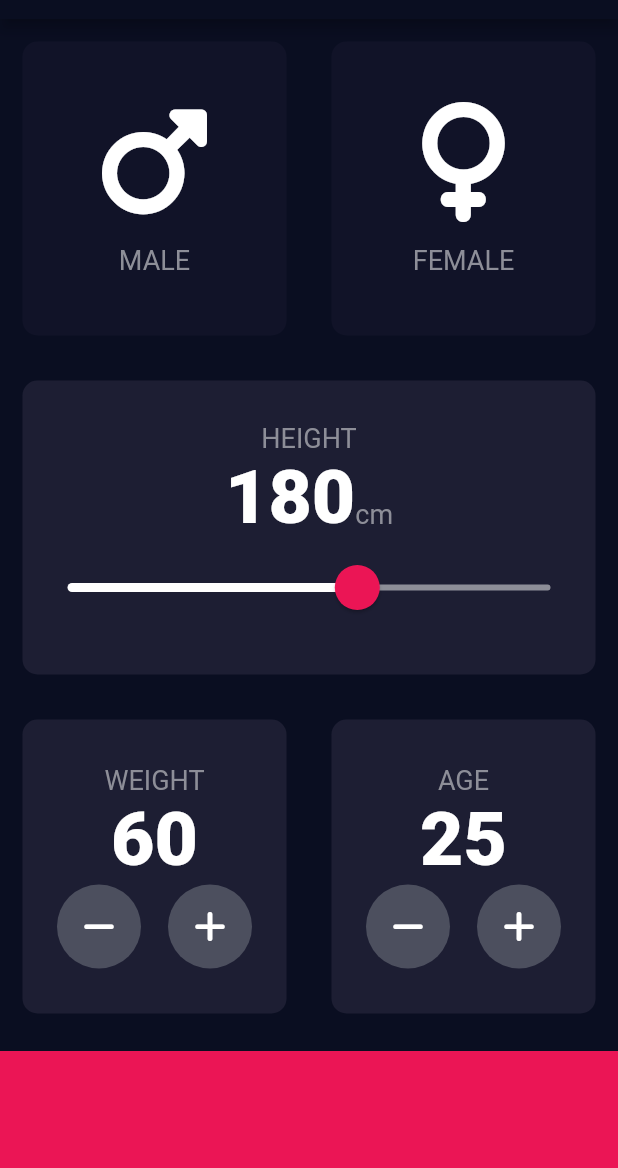
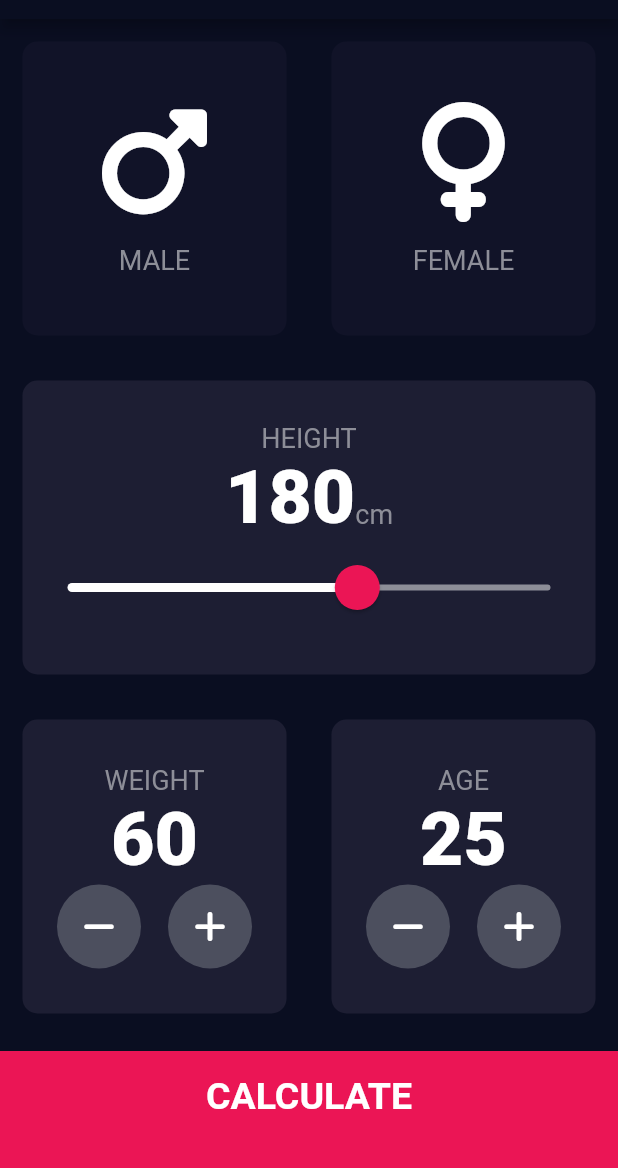
Before and after one commit to gregng14/bmi_calculator_flutter, a Flutter app: the screen it shows after launch, on a phone screen of 412 x 824 dp, the part 65-1233 px from its top. Run offline on Flutter 3.47's test engine with Material 2 defaults, Android fonts, the phone set to English and light mode, and no system bars; our stand-ins replace font_awesome_flutter.

Commit message:
Complete module

```diff
--- /dev/null
+++ b/lib/components/bottom_button.dart
@@ -0,0 +1,29 @@
+import 'package:flutter/material.dart';
+import 'package:bmi_calculator_flutter/constants.dart';
+
+class BottomButton extends StatelessWidget {
+  BottomButton({required this.onTap, required this.buttonTitle});
+
+  final VoidCallback onTap;
+  final String buttonTitle;
+
+  @override
+  Widget build(BuildContext context) {
+    return GestureDetector(
+      onTap: onTap,
+      child: Container(
+        child: Center(
+          child: Text(
+            buttonTitle,
+            style: kLargButtonTextStyle,
+          ),
+        ),
+        color: kBottomContainerColor,
+        margin: EdgeInsets.only(top: 10),
+        padding: EdgeInsets.only(bottom: 20),
+        width: double.infinity,
+        height: kBottomContainerHeight,
+      ),
+    );
+  }
+}
--- /dev/null
+++ b/lib/components/round_icon_button.dart
@@ -0,0 +1,22 @@
+import 'package:flutter/material.dart';
+
+class RoundIconButton extends StatelessWidget {
+  const RoundIconButton({Key? key, required this.icon, required this.onPressed})
+      : super(key: key);
+
+  final IconData icon;
+  final VoidCallback onPressed;
+
+  @override
+  Widget build(BuildContext context) {
+    return ElevatedButton(
+      onPressed: onPressed,
+      child: Icon(icon),
+      style: ElevatedButton.styleFrom(
+          elevation: 0,
+          primary: Color(0xff4c4f5e),
+          shape: CircleBorder(),
+          fixedSize: Size(56, 56)),
+    );
+  }
+}
--- a/lib/main.dart
+++ b/lib/main.dart
@@ -1,5 +1,5 @@
 import 'package:flutter/material.dart';
-import 'package:bmi_calculator_flutter/input_page.dart';
+import 'package:bmi_calculator_flutter/screens/input_page.dart';
 
 void main() {
   runApp(BMICalculator());
--- a/lib/input_page.dart
+++ b/lib/screens/input_page.dart
@@ -1,8 +1,12 @@
+import 'package:bmi_calculator_flutter/calculator_brain.dart';
+import 'package:bmi_calculator_flutter/components/bottom_button.dart';
+import 'package:bmi_calculator_flutter/screens/results_page.dart';
+import 'package:bmi_calculator_flutter/components/round_icon_button.dart';
 import 'package:flutter/material.dart';
 import 'package:font_awesome_flutter/font_awesome_flutter.dart';
 import 'package:bmi_calculator_flutter/constants.dart';
-import 'package:bmi_calculator_flutter/icon_content.dart';
-import 'package:bmi_calculator_flutter/reusable_card.dart';
+import 'package:bmi_calculator_flutter/components/icon_content.dart';
+import 'package:bmi_calculator_flutter/components/reusable_card.dart';
 
 enum Gender { male, female }
 
@@ -200,35 +204,26 @@ class _InputPageState extends State<InputPage> {
               ],
             ),
           ),
-          Container(
-            color: kBottomContainerColor,
-            margin: EdgeInsets.only(top: 10),
-            width: double.infinity,
-            height: kBottomContainerHeight,
+          BottomButton(
+            onTap: () {
+
+              CalculatorBrain calc = CalculatorBrain(height: height, weight: weight);
+
+              Navigator.push(
+                context,
+                MaterialPageRoute(
+                  builder: (context) => ResultsPage(
+                    bmiResult: calc.calculateBMI(),
+                    resultText: calc.getResult(),
+                    interpretation: calc.getInterpretation(),
+                  ),
+                ),
+              );
+            },
+            buttonTitle: 'CALCULATE',
           ),
         ],
       ),
     );
   }
 }
-
-class RoundIconButton extends StatelessWidget {
-  const RoundIconButton({Key? key, required this.icon, required this.onPressed})
-      : super(key: key);
-
-  final IconData icon;
-  final VoidCallback onPressed;
-
-  @override
-  Widget build(BuildContext context) {
-    return ElevatedButton(
-      onPressed: onPressed,
-      child: Icon(icon),
-      style: ElevatedButton.styleFrom(
-          elevation: 0,
-          primary: Color(0xff4c4f5e),
-          shape: CircleBorder(),
-          fixedSize: Size(56, 56)),
-    );
-  }
-}
```
Also changed, not shown: lib/calculator_brain.dart (added, +36 -0 lines), lib/constants.dart (+25 -0 lines), lib/screens/results_page.dart (added, +69 -0 lines), lib/components/icon_content.dart (renamed from lib/icon_content.dart), lib/components/reusable_card.dart (renamed from lib/reusable_card.dart).
